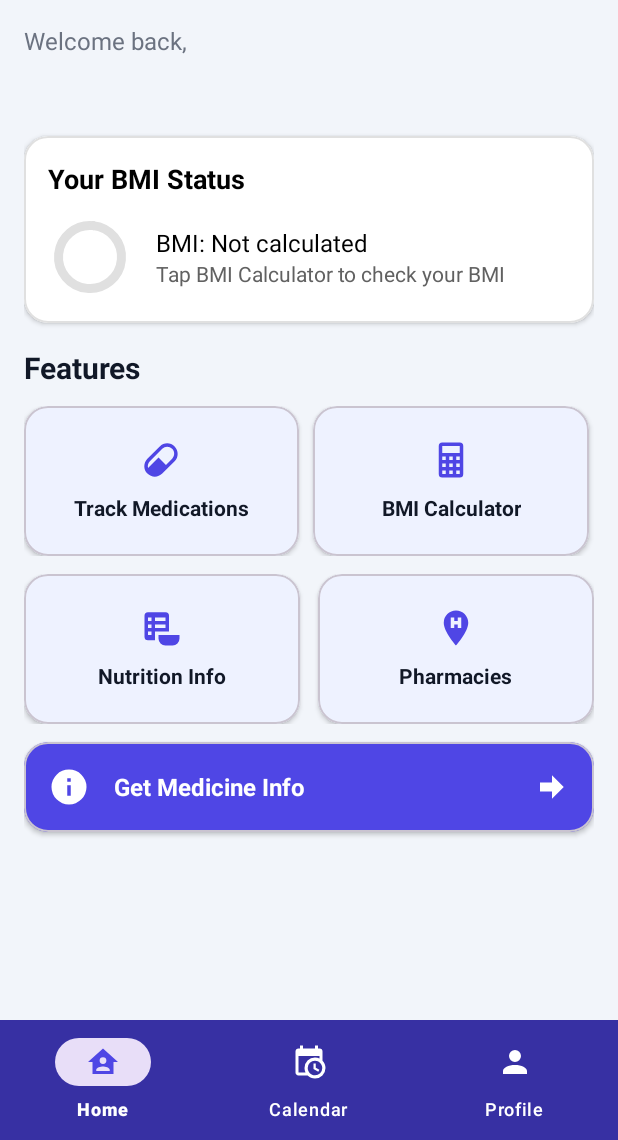
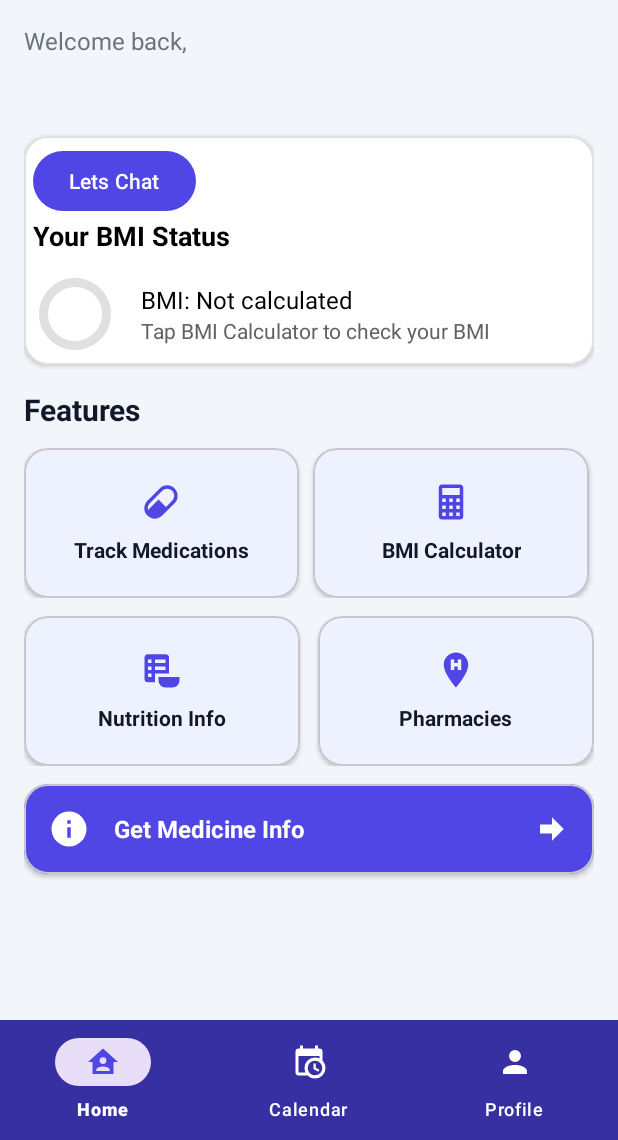
Before and after one commit to syed-muhammad-usman-zafar/MediTrack-SE, an Android app: the screen it shows after launch once a user with an empty profile is signed in (MainActivity), on a phone screen of 412 x 824 dp, the part 96-1236 px from its top. Run offline under Robolectric (Android 15) with nearby library versions, the light colour scheme and no system bars; our stand-ins replace Firebase (no records; nobody signed in at launch, a user with empty details on screens opened directly).

Commit message:
Main Activity for button for Health_Care Bott

```diff
--- a/app/src/main/res/layout/activity_main.xml
+++ b/app/src/main/res/layout/activity_main.xml
@@ -27,6 +27,7 @@
         android:layout_height="0dp"
         android:layout_weight="1"
         android:fillViewport="true">
+
 
         <LinearLayout
             android:layout_width="match_parent"
@@ -69,7 +70,14 @@
                     android:layout_width="match_parent"
                     android:layout_height="wrap_content"
                     android:orientation="vertical"
-                    android:padding="16dp">
+                    android:padding="6dp">
+
+                    <Button
+                        android:layout_width="wrap_content"
+                        android:layout_height="match_parent"
+                        android:text="Lets Chat"
+                        android:id="@+id/chat_app"
+                        />
 
                     <TextView
                         android:layout_width="wrap_content"
@@ -349,6 +357,7 @@
         </LinearLayout>
     </ScrollView>
 
+
     <!-- Bottom Navigation -->
     <com.google.android.material.bottomnavigation.BottomNavigationView
         android:id="@+id/bottom_navigation"
```
